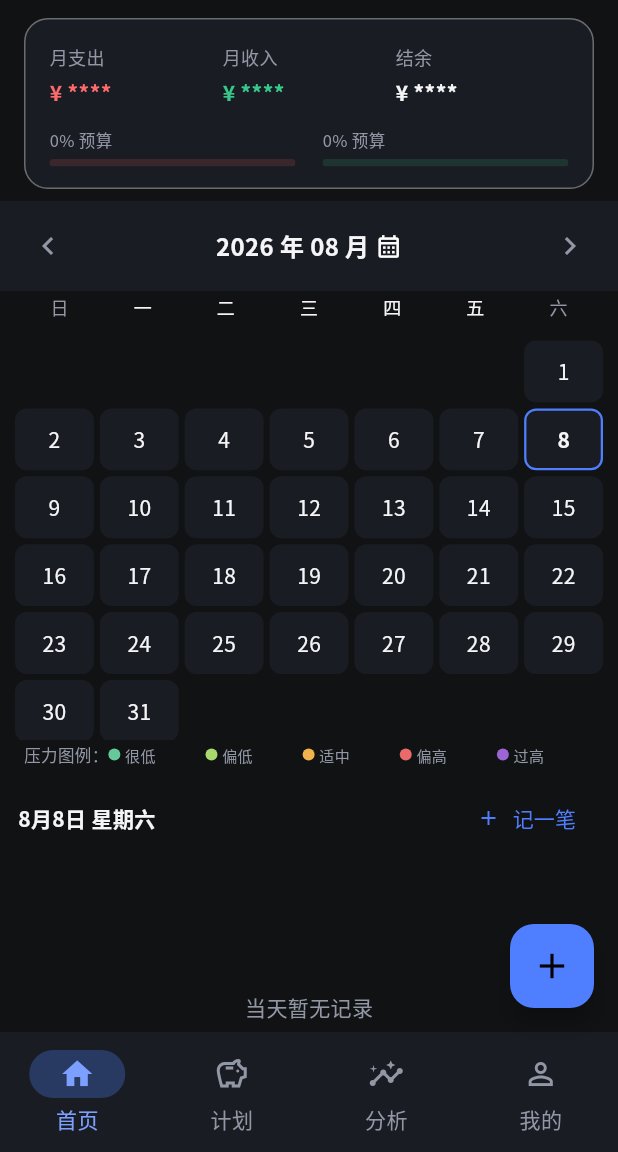
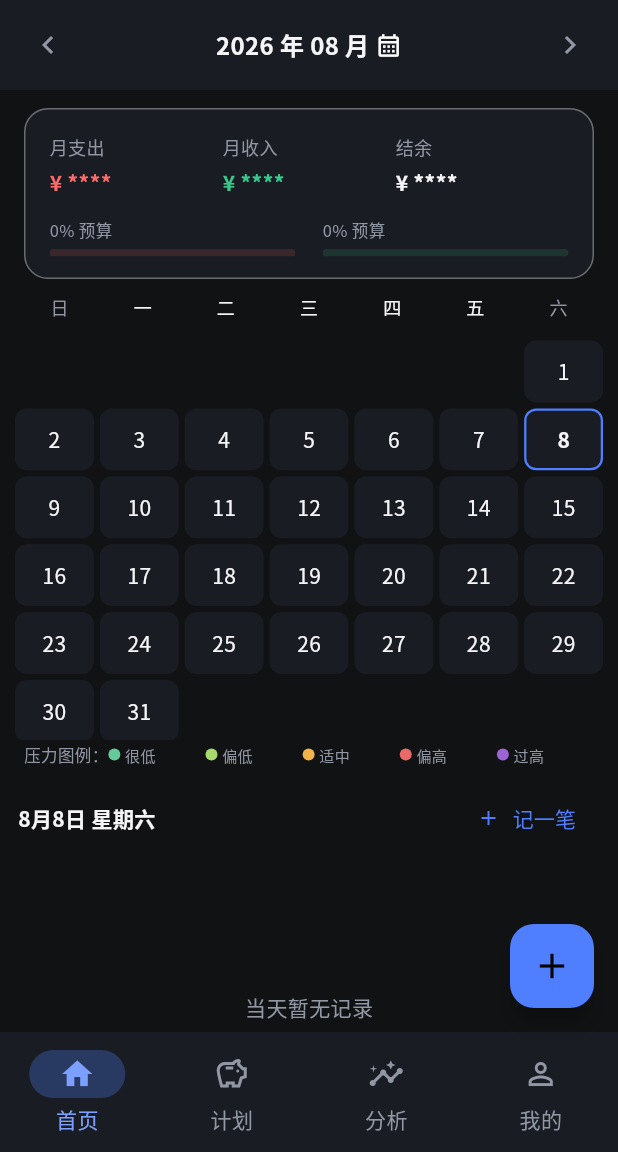
Before and after one commit to fenriarlab/PocketBudget, a Flutter app: the screen it shows after launch, on a phone screen of 412 x 824 dp, the part 84-1236 px from its top. Run offline on Flutter 3.47's test engine with Material 3 defaults, Android fonts, the phone set to English and light mode, and no system bars; our stand-ins replace shared_preferences, sqflite; accounts and stored records are empty; Roboto replaces fonts that are missing (Noto Sans CJK SC).

Commit message:
refactor: promote dashboard month toolbar

```diff
--- a/lib/features/dashboard/presentation/screens/dashboard_screen.dart
+++ b/lib/features/dashboard/presentation/screens/dashboard_screen.dart
@@ -1,4 +1,5 @@
 import 'package:flutter/material.dart';
+import 'package:intl/intl.dart';
 
 import '../../../../core/constants/app_colors.dart';
 import '../../../savings/data/models/savings_goal_model.dart';
@@ -108,6 +109,7 @@ class DashboardScreen extends StatelessWidget {
 
     return Column(
       children: [
+        _MonthToolbar(selectedMonth: selectedMonth!, onMonthChanged: onMonthChanged!),
         Padding(
           padding: const EdgeInsets.fromLTRB(16, 12, 16, 8),
           child: _MonthlySummaryCard(
@@ -175,6 +177,48 @@ class _MonthlySummaryCard extends StatelessWidget {
             ],
           ),
       ],
+      ),
+    );
+  }
+}
+
+class _MonthToolbar extends StatelessWidget {
+  final DateTime selectedMonth;
+  final ValueChanged<DateTime> onMonthChanged;
+
+  const _MonthToolbar({required this.selectedMonth, required this.onMonthChanged});
+
+  @override
+  Widget build(BuildContext context) {
+    final now = DateTime.now();
+    final isCurrentMonth = selectedMonth.year == now.year && selectedMonth.month == now.month;
+    return Container(
+      color: Theme.of(context).colorScheme.surface,
+      padding: const EdgeInsets.symmetric(horizontal: 8, vertical: 6),
+      child: Row(
+        mainAxisAlignment: MainAxisAlignment.spaceBetween,
+        children: [
+          IconButton(icon: const Icon(Icons.chevron_left), onPressed: () => onMonthChanged(DateTime(selectedMonth.year, selectedMonth.month - 1))),
+          InkWell(
+            onTap: () async {
+              final picked = await showDatePicker(context: context, initialDate: selectedMonth, firstDate: DateTime(2020), lastDate: DateTime(2030, 12, 31), helpText: '选择月份');
+              if (picked != null) onMonthChanged(DateTime(picked.year, picked.month));
+            },
+            borderRadius: BorderRadius.circular(8),
+            child: Padding(
+              padding: const EdgeInsets.symmetric(horizontal: 8, vertical: 6),
+              child: Row(mainAxisSize: MainAxisSize.min, children: [
+                Text(DateFormat('yyyy 年 MM 月').format(selectedMonth), style: const TextStyle(fontSize: 16, fontWeight: FontWeight.bold)),
+                const SizedBox(width: 4),
+                const Icon(Icons.calendar_month_outlined, size: 18),
+              ]),
+            ),
+          ),
+          Row(mainAxisSize: MainAxisSize.min, children: [
+            if (!isCurrentMonth) TextButton(onPressed: () => onMonthChanged(DateTime(now.year, now.month)), child: const Text('今天')),
+            IconButton(icon: const Icon(Icons.chevron_right), onPressed: () => onMonthChanged(DateTime(selectedMonth.year, selectedMonth.month + 1))),
+          ]),
+        ],
       ),
     );
   }
--- a/lib/features/transactions/presentation/screens/transactions_screen.dart
+++ b/lib/features/transactions/presentation/screens/transactions_screen.dart
@@ -70,14 +70,10 @@ class TransactionsScreen extends StatelessWidget {
 
     final selectedKey = DateFormat('yyyy-MM-dd').format(selectedDate);
     final selectedTransactions = dailyTransactions[selectedKey] ?? [];
-    final now = DateTime.now();
-    final isCurrentMonth = now.year == year && now.month == month;
-
     final weekCount = ((firstWeekday + days) / 7).ceil();
     final calendarHeight = weekCount * 46.0;
 
     return ListView(children: [
-      _monthBar(context, year, month, isCurrentMonth, now),
       Padding(padding: const EdgeInsets.fromLTRB(12, 2, 12, 4), child: Row(mainAxisAlignment: MainAxisAlignment.spaceAround, children: [
         for (final label in const ['日', '一', '二', '三', '四', '五', '六']) Text(label, style: TextStyle(fontSize: 12, color: label == '日' || label == '六' ? AppColors.textSecondary : null, fontWeight: FontWeight.w500)),
       ])),
@@ -130,46 +126,6 @@ class TransactionsScreen extends StatelessWidget {
           ]))),
         ],
       ),
-    );
-  }
-
-  Future<void> _pickMonth(BuildContext context) async {
-    final picked = await showDatePicker(
-      context: context,
-      initialDate: selectedMonth,
-      firstDate: DateTime(2020),
-      lastDate: DateTime(2030, 12, 31),
-      helpText: '选择月份',
-    );
-    if (picked != null) onMonthChanged(DateTime(picked.year, picked.month));
-  }
-
-  Widget _monthBar(BuildContext context, int year, int month, bool isCurrentMonth, DateTime now) {
-    return Container(
-      color: Theme.of(context).colorScheme.surface,
-      padding: const EdgeInsets.symmetric(horizontal: 8, vertical: 6),
-      child: Row(mainAxisAlignment: MainAxisAlignment.spaceBetween, children: [
-        IconButton(icon: const Icon(Icons.chevron_left), onPressed: () => onMonthChanged(DateTime(year, month - 1))),
-        InkWell(
-          onTap: () => _pickMonth(context),
-          borderRadius: BorderRadius.circular(8),
-          child: Padding(
-            padding: const EdgeInsets.symmetric(horizontal: 8, vertical: 6),
-            child: Row(
-              mainAxisSize: MainAxisSize.min,
-              children: [
-                Text(DateFormat('yyyy 年 MM 月').format(selectedMonth), style: const TextStyle(fontSize: 16, fontWeight: FontWeight.bold)),
-                const SizedBox(width: 4),
-                const Icon(Icons.calendar_month_outlined, size: 18),
-              ],
-            ),
-          ),
-        ),
-        Row(mainAxisSize: MainAxisSize.min, children: [
-          if (!isCurrentMonth) TextButton(onPressed: () => onMonthChanged(DateTime(now.year, now.month)), child: const Text('今天')),
-          IconButton(icon: const Icon(Icons.chevron_right), onPressed: () => onMonthChanged(DateTime(year, month + 1))),
-        ]),
-      ]),
     );
   }
 
```
Also changed, not shown: 1 other file.
